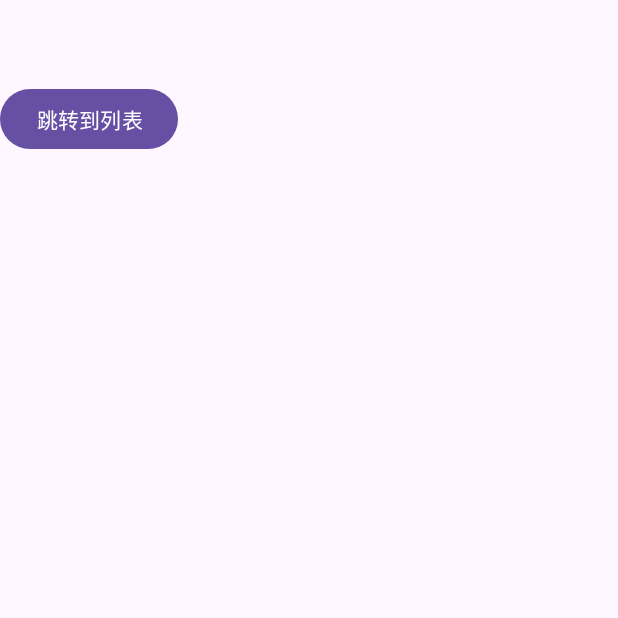
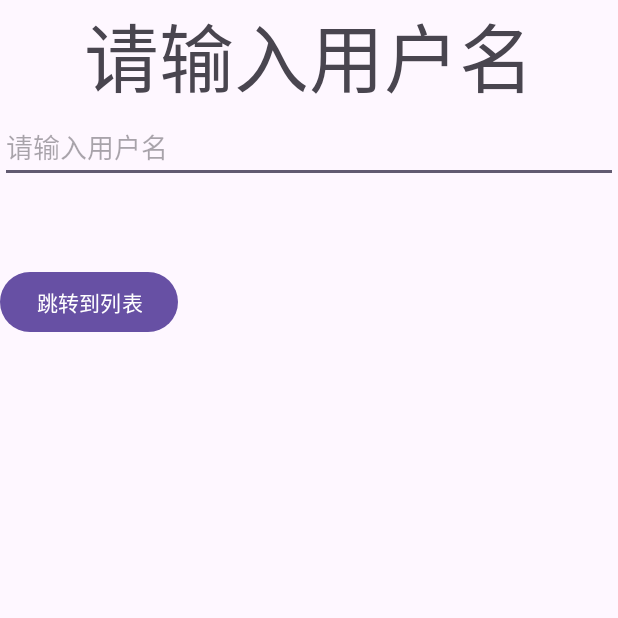
Before and after one commit to XuanqiCui/PinVegetables, an Android app: the screen it shows after launch (MainActivity before the commit, RegisterActivity after it), on a phone screen of 412 x 824 dp, the top half of it. Run offline under Robolectric (Android 15) with nearby library versions, the phone set to English and light mode, and no system bars; libraries missing offline, so code that uses them is left out: cn.bmob.v3; 1 statement that could not run was skipped.

```diff
--- a/app/src/main/java/com/starwar/pinvegetables/ListActivity.java
+++ b/app/src/main/java/com/starwar/pinvegetables/ListActivity.java
@@ -60,7 +60,7 @@ public class ListActivity extends AppCompatActivity {
     private void initView() {
         lv_now_vegetables = findViewById(R.id.lv_now_vegetables);
         btn_pin = (FloatingActionButton) findViewById(R.id.btn_pin);
-        Bmob.initialize(this,"f3656b69beef4b62f81b5a781bf731fa");
+
 
         //查询数据并放到列表上
         String bql = "select vegename,vegestatus from Vegetables";
--- a/app/src/main/java/com/starwar/pinvegetables/MainActivity.java
+++ /dev/null
@@ -1,40 +0,0 @@
-package com.starwar.pinvegetables;
-
-import android.content.Intent;
-import android.os.Bundle;
-import android.view.View;
-import android.widget.Button;
-
-import androidx.activity.EdgeToEdge;
-import androidx.appcompat.app.AppCompatActivity;
-import androidx.core.graphics.Insets;
-import androidx.core.view.ViewCompat;
-import androidx.core.view.WindowInsetsCompat;
-
-public class MainActivity extends AppCompatActivity {
-
-    private Button btn_jump_to_list;
-
-    @Override
-    protected void onCreate(Bundle savedInstanceState) {
-        super.onCreate(savedInstanceState);
-        EdgeToEdge.enable(this);
-        setContentView(R.layout.activity_main);
-
-        initView();
-        btn_jump_to_list.setOnClickListener(new View.OnClickListener() {
-            @Override
-            public void onClick(View v) {
-                Intent intent = new Intent(MainActivity.this, ListActivity.class);
-                startActivity(intent);
-            }
-        });
-
-        MyDBOpenHelper helper = new MyDBOpenHelper(this);
-
-    }
-
-    private void initView() {
-        btn_jump_to_list = findViewById(R.id.btn_jump_to_list);
-    }
-}
--- /dev/null
+++ b/app/src/main/java/com/starwar/pinvegetables/RegisterActivity.java
@@ -0,0 +1,83 @@
+package com.starwar.pinvegetables;
+
+import android.content.Intent;
+import android.content.SharedPreferences;
+import android.os.Bundle;
+import android.view.View;
+import android.widget.Button;
+import android.widget.EditText;
+import android.widget.TextView;
+import android.widget.Toast;
+
+import androidx.activity.EdgeToEdge;
+import androidx.appcompat.app.AppCompatActivity;
+
+import cn.bmob.v3.Bmob;
+import cn.bmob.v3.BmobUser;
+import cn.bmob.v3.exception.BmobException;
+import cn.bmob.v3.listener.SaveListener;
+
+public class RegisterActivity extends AppCompatActivity {
+
+    private Button btn_jump_to_list;
+    private EditText et_register_username;
+    private TextView tv_register_username;
+
+    @Override
+    protected void onCreate(Bundle savedInstanceState) {
+        super.onCreate(savedInstanceState);
+        EdgeToEdge.enable(this);
+        setContentView(R.layout.activity_register);
+
+        initView();
+        btn_jump_to_list.setOnClickListener(new View.OnClickListener() {
+            @Override
+            public void onClick(View v) {
+
+
+                //拿数据，存到bmob数据库Guest表中
+                String username = et_register_username.getText().toString();
+                Guest guest = new Guest();
+                guest.setGuestname(username);
+                guest.save(new SaveListener<String>() {
+                    @Override
+                    public void done(String s, BmobException e) {
+                        if (e == null){
+
+                            //改本地缓存文件为false
+                            SharedPreferences prefs = getSharedPreferences("AppPrefs", MODE_PRIVATE);
+                            SharedPreferences.Editor editor = prefs.edit();
+                            editor.putBoolean("first_launch", false);
+                            editor.apply();
+
+                            //设置这侧注册状态为false，下次直接跳转到ListActivity
+                            Intent intent = new Intent(RegisterActivity.this, ListActivity.class);
+                            startActivity(intent);
+                            finish();
+
+                            //弹出提示
+                            Toast.makeText(RegisterActivity.this,"done",Toast.LENGTH_SHORT).show();
+
+                        }else {
+                            Toast.makeText(RegisterActivity.this,"保存失败",Toast.LENGTH_SHORT).show();
+                        }
+
+                    }
+                });
+
+
+
+            }
+        });
+
+//        MyDBOpenHelper helper = new MyDBOpenHelper(this);
+
+    }
+
+    private void initView() {
+        btn_jump_to_list = findViewById(R.id.btn_jump_to_list);
+        et_register_username = (EditText) findViewById(R.id.et_register_username);
+        tv_register_username = (TextView) findViewById(R.id.tv_register_username);
+
+    }
+}
--- /dev/null
+++ b/app/src/main/java/com/starwar/pinvegetables/SplashActivity.java
@@ -0,0 +1,48 @@
+package com.starwar.pinvegetables;
+
+import android.content.Intent;
+import android.content.SharedPreferences;
+import android.os.Bundle;
+import android.os.Handler;
+import android.widget.ImageView;
+
+import androidx.activity.EdgeToEdge;
+import androidx.appcompat.app.AppCompatActivity;
+
+import cn.bmob.v3.Bmob;
+
+public class SplashActivity extends AppCompatActivity {
+
+    private ImageView iv_splash;
+
+    @Override
+    protected void onCreate(Bundle savedInstanceState) {
+        super.onCreate(savedInstanceState);
+        EdgeToEdge.enable(this);
+        setContentView(R.layout.activity_splash);
+
+        //创建本地缓存文件AppPrefs
+        SharedPreferences prefs = getSharedPreferences("AppPrefs", MODE_PRIVATE);
+        boolean isFirstLaunch = prefs.getBoolean("first_launch", true);
+        initVew();
+
+        new Handler().postDelayed(new Runnable() {
+            @Override
+            public void run() {
+                if(isFirstLaunch){
+                    startActivity(new Intent(SplashActivity.this, RegisterActivity.class));
+                }else {
+                    startActivity(new Intent(SplashActivity.this, ListActivity.class));
+                }
+                finish();
+            }
+        },2000);
+
+
+    }
+
+    private void initVew() {
+        Bmob.initialize(this,"f3656b69beef4b62f81b5a781bf731fa");
+        iv_splash = (ImageView) findViewById(R.id.iv_splash_img);
+    }
+}
--- a/app/src/main/res/layout/activity_main.xml
+++ /dev/null
@@ -1,18 +0,0 @@
-<?xml version="1.0" encoding="utf-8"?>
-<LinearLayout
-    xmlns:android="http://schemas.android.com/apk/res/android"
-    xmlns:app="http://schemas.android.com/apk/res-auto"
-    xmlns:tools="http://schemas.android.com/tools"
-    android:id="@+id/main"
-    android:layout_width="match_parent"
-    android:layout_height="match_parent"
-    tools:context=".MainActivity">
-
-    <Button
-        android:layout_marginTop="55dp"
-        android:id="@+id/btn_jump_to_list"
-        android:layout_width="wrap_content"
-        android:layout_height="wrap_content"
-        android:text="跳转到列表"/>
-
-</LinearLayout>
--- /dev/null
+++ b/app/src/main/res/layout/activity_register.xml
@@ -0,0 +1,44 @@
+<?xml version="1.0" encoding="utf-8"?>
+<LinearLayout
+    xmlns:android="http://schemas.android.com/apk/res/android"
+    android:orientation="vertical"
+    xmlns:tools="http://schemas.android.com/tools"
+    android:id="@+id/main"
+    android:layout_width="match_parent"
+    android:layout_height="match_parent"
+    tools:context=".RegisterActivity">
+
+
+    <LinearLayout
+        android:layout_width="match_parent"
+        android:layout_height="wrap_content"
+        android:orientation="horizontal">
+
+        <TextView
+            android:id="@+id/tv_register_username"
+            android:layout_width="match_parent"
+            android:layout_height="match_parent"
+            android:text="请输入用户名"
+            android:textSize="50dp"
+            android:gravity="center"/>
+    </LinearLayout>
+
+    <LinearLayout
+        android:orientation="horizontal"
+        android:layout_width="match_parent"
+        android:layout_height="wrap_content">
+
+        <EditText
+            android:id="@+id/et_register_username"
+            android:layout_width="match_parent"
+            android:layout_height="wrap_content"
+            android:hint="请输入用户名"/>
+    </LinearLayout>
+    <Button
+        android:layout_marginTop="55dp"
+        android:id="@+id/btn_jump_to_list"
+        android:layout_width="wrap_content"
+        android:layout_height="wrap_content"
+        android:text="跳转到列表"/>
+
+</LinearLayout>
```
Also changed, not shown: app/src/main/AndroidManifest.xml (+15 -10 lines), app/src/main/java/com/starwar/pinvegetables/Guest.java (added, +24 -0 lines), app/src/main/res/layout/activity_splash.xml (added, +40 -0 lines), app/src/main/res/mipmap-hdpi/splash.jpg (added).
